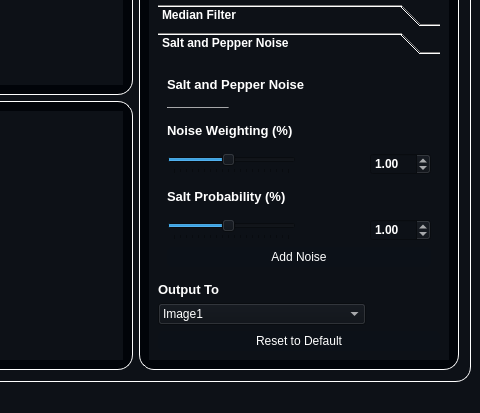
Above: resources/MainWindow.ui from mo-gaafar/image-processing-toolbox before the change; both pictures show x 694 to 1174 and y 246 to 659 of the 1174 by 659 pixel window. Below: the same form after it.
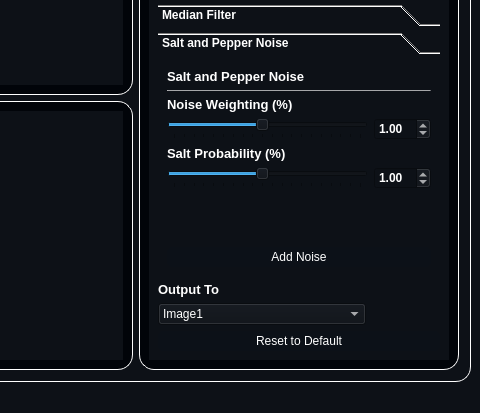
That is the form after the change. Icons and pictures are not drawn.

Commit message: finalize gui naming

The edit to the form file:
```diff
--- a/resources/MainWindow.ui
+++ b/resources/MainWindow.ui
@@ -1933,126 +1933,142 @@
                   <string>Salt and Pepper Noise</string>
                  </attribute>
                  <layout class="QGridLayout" name="gridLayout_5">
-                  <item row="4" column="0" colspan="3">
-                   <widget class="QLabel" name="label_32">
-                    <property name="text">
-                     <string>&lt;html&gt;&lt;head/&gt;&lt;body&gt;&lt;p&gt;&lt;span style=&quot; font-size:10pt; font-weight:600;&quot;&gt;Salt Probability (%)&lt;/span&gt;&lt;/p&gt;&lt;/body&gt;&lt;/html&gt;</string>
-                    </property>
-                   </widget>
-                  </item>
-                  <item row="5" column="0" colspan="2">
-                   <widget class="QSlider" name="resize_slider_4">
-                    <property name="minimum">
-                     <number>1</number>
-                    </property>
-                    <property name="maximum">
-                     <number>20</number>
-                    </property>
-                    <property name="sliderPosition">
-                     <number>10</number>
-                    </property>
-                    <property name="tracking">
-                     <bool>true</bool>
-                    </property>
-                    <property name="orientation">
-                     <enum>Qt::Horizontal</enum>
-                    </property>
-                    <property name="tickPosition">
-                     <enum>QSlider::TicksBelow</enum>
-                    </property>
-                    <property name="tickInterval">
-                     <number>1</number>
-                    </property>
-                   </widget>
-                  </item>
-                  <item row="5" column="3">
-                   <widget class="QDoubleSpinBox" name="resize_spinbox_4">
-                    <property name="minimum">
-                     <double>0.010000000000000</double>
-                    </property>
-                    <property name="maximum">
-                     <double>16.000000000000000</double>
-                    </property>
-                    <property name="singleStep">
-                     <double>0.100000000000000</double>
-                    </property>
-                    <property name="value">
-                     <double>1.000000000000000</double>
-                    </property>
-                   </widget>
-                  </item>
-                  <item row="0" column="0" colspan="3">
+                  <item row="0" column="0">
                    <widget class="QLabel" name="label_31">
                     <property name="text">
                      <string>&lt;html&gt;&lt;head/&gt;&lt;body&gt;&lt;p&gt;&lt;span style=&quot; font-size:10pt; font-weight:600;&quot;&gt;Salt and Pepper Noise&lt;/span&gt;&lt;/p&gt;&lt;/body&gt;&lt;/html&gt;</string>
                     </property>
                    </widget>
                   </item>
-                  <item row="2" column="0" colspan="3">
+                  <item row="1" column="0" colspan="2">
+                   <widget class="Line" name="line_17">
+                    <property name="maximumSize">
+                     <size>
+                      <width>16777215</width>
+                      <height>1</height>
+                     </size>
+                    </property>
+                    <property name="styleSheet">
+                     <string notr="true">background-color: rgba(255, 255, 255,100);</string>
+                    </property>
+                    <property name="orientation">
+                     <enum>Qt::Horizontal</enum>
+                    </property>
+                   </widget>
+                  </item>
+                  <item row="2" column="0">
                    <widget class="QLabel" name="label_26">
                     <property name="text">
                      <string>&lt;html&gt;&lt;head/&gt;&lt;body&gt;&lt;p&gt;&lt;span style=&quot; font-size:10pt; font-weight:600;&quot;&gt;Noise Weighting (%)&lt;/span&gt;&lt;/p&gt;&lt;/body&gt;&lt;/html&gt;</string>
                     </property>
                    </widget>
                   </item>
-                  <item row="1" column="0">
-                   <widget class="Line" name="line_17">
-                    <property name="maximumSize">
+                  <item row="3" column="0">
+                   <widget class="QSlider" name="noise_wt_slider">
+                    <property name="minimum">
+                     <number>1</number>
+                    </property>
+                    <property name="maximum">
+                     <number>20</number>
+                    </property>
+                    <property name="sliderPosition">
+                     <number>10</number>
+                    </property>
+                    <property name="tracking">
+                     <bool>true</bool>
+                    </property>
+                    <property name="orientation">
+                     <enum>Qt::Horizontal</enum>
+                    </property>
+                    <property name="tickPosition">
+                     <enum>QSlider::TicksBelow</enum>
+                    </property>
+                    <property name="tickInterval">
+                     <number>1</number>
+                    </property>
+                   </widget>
+                  </item>
+                  <item row="3" column="1">
+                   <widget class="QDoubleSpinBox" name="noise_wt_spinbox">
+                    <property name="minimum">
+                     <double>0.010000000000000</double>
+                    </property>
+                    <property name="maximum">
+                     <double>16.000000000000000</double>
+                    </property>
+                    <property name="singleStep">
+                     <double>0.100000000000000</double>
+                    </property>
+                    <property name="value">
+                     <double>1.000000000000000</double>
+                    </property>
+                   </widget>
+                  </item>
+                  <item row="4" column="0">
+                   <widget class="QLabel" name="label_32">
+                    <property name="text">
+                     <string>&lt;html&gt;&lt;head/&gt;&lt;body&gt;&lt;p&gt;&lt;span style=&quot; font-size:10pt; font-weight:600;&quot;&gt;Salt Probability (%)&lt;/span&gt;&lt;/p&gt;&lt;/body&gt;&lt;/html&gt;</string>
+                    </property>
+                   </widget>
+                  </item>
+                  <item row="5" column="0">
+                   <widget class="QSlider" name="noise_salt_slider">
+                    <property name="minimum">
+                     <number>1</number>
+                    </property>
+                    <property name="maximum">
+                     <number>20</number>
+                    </property>
+                    <property name="sliderPosition">
+                     <number>10</number>
+                    </property>
+                    <property name="tracking">
+                     <bool>true</bool>
+                    </property>
+                    <property name="orientation">
+                     <enum>Qt::Horizontal</enum>
+                    </property>
+                    <property name="tickPosition">
+                     <enum>QSlider::TicksBelow</enum>
+                    </property>
+                    <property name="tickInterval">
+                     <number>1</number>
+                    </property>
+                   </widget>
+                  </item>
+                  <item row="5" column="1">
+                   <widget class="QDoubleSpinBox" name="noise_salt_spinbox">
+                    <property name="minimum">
+                     <double>0.010000000000000</double>
+                    </property>
+                    <property name="maximum">
+                     <double>16.000000000000000</double>
+                    </property>
+                    <property name="singleStep">
+                     <double>0.100000000000000</double>
+                    </property>
+                    <property name="value">
+                     <double>1.000000000000000</double>
+                    </property>
+                   </widget>
+                  </item>
+                  <item row="6" column="0">
+                   <spacer name="verticalSpacer_10">
+                    <property name="orientation">
+                     <enum>Qt::Vertical</enum>
+                    </property>
+                    <property name="sizeType">
+                     <enum>QSizePolicy::MinimumExpanding</enum>
+                    </property>
+                    <property name="sizeHint" stdset="0">
                      <size>
-                      <width>16777215</width>
-                      <height>1</height>
+                      <width>20</width>
+                      <height>30</height>
                      </size>
                     </property>
-                    <property name="styleSheet">
-                     <string notr="true">background-color: rgba(255, 255, 255,100);</string>
-                    </property>
-                    <property name="orientation">
-                     <enum>Qt::Horizontal</enum>
-                    </property>
-                   </widget>
+                   </spacer>
                   </item>
-                  <item row="3" column="0" colspan="2">
-                   <widget class="QSlider" name="resize_slider_3">
-                    <property name="minimum">
-                     <number>1</number>
-                    </property>
-                    <property name="maximum">
-                     <number>20</number>
-                    </property>
-                    <property name="sliderPosition">
-                     <number>10</number>
-                    </property>
-                    <property name="tracking">
-                     <bool>true</bool>
-                    </property>
-                    <property name="orientation">
-                     <enum>Qt::Horizontal</enum>
-                    </property>
-                    <property name="tickPosition">
-                     <enum>QSlider::TicksBelow</enum>
-                    </property>
-                    <property name="tickInterval">
-                     <number>1</number>
-                    </property>
-                   </widget>
-                  </item>
-                  <item row="3" column="3">
-                   <widget class="QDoubleSpinBox" name="resize_spinbox_3">
-                    <property name="minimum">
-                     <double>0.010000000000000</double>
-                    </property>
-                    <property name="maximum">
-                     <double>16.000000000000000</double>
-                    </property>
-                    <property name="singleStep">
-                     <double>0.100000000000000</double>
-                    </property>
-                    <property name="value">
-                     <double>1.000000000000000</double>
-                    </property>
-                   </widget>
-                  </item>
-                  <item row="6" column="0" colspan="4">
+                  <item row="7" column="0" colspan="2">
                    <widget class="QPushButton" name="shear_apply_3">
                     <property name="minimumSize">
                      <size>
```
Left out of the diff: 211 changed lines with no effect on the pictures.
